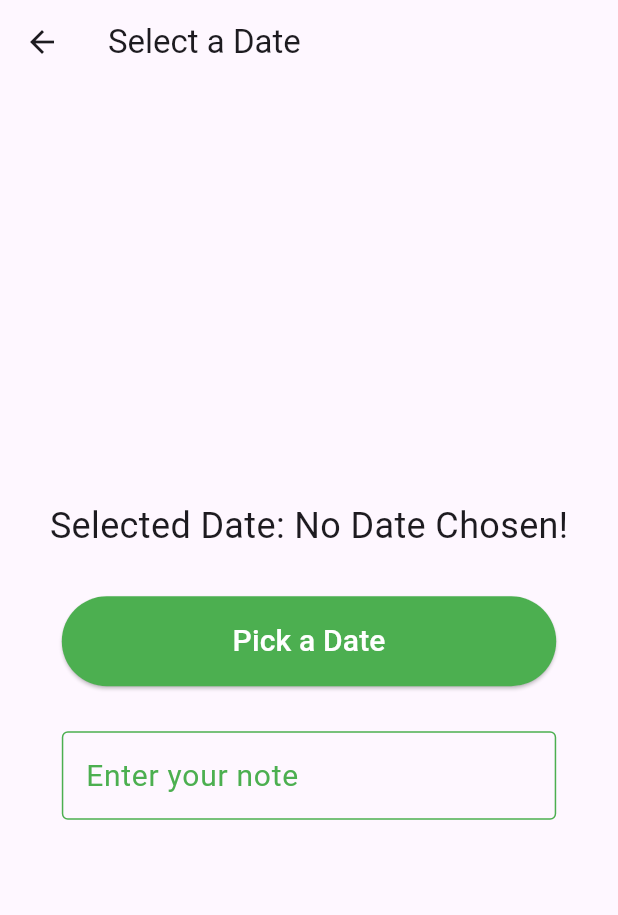
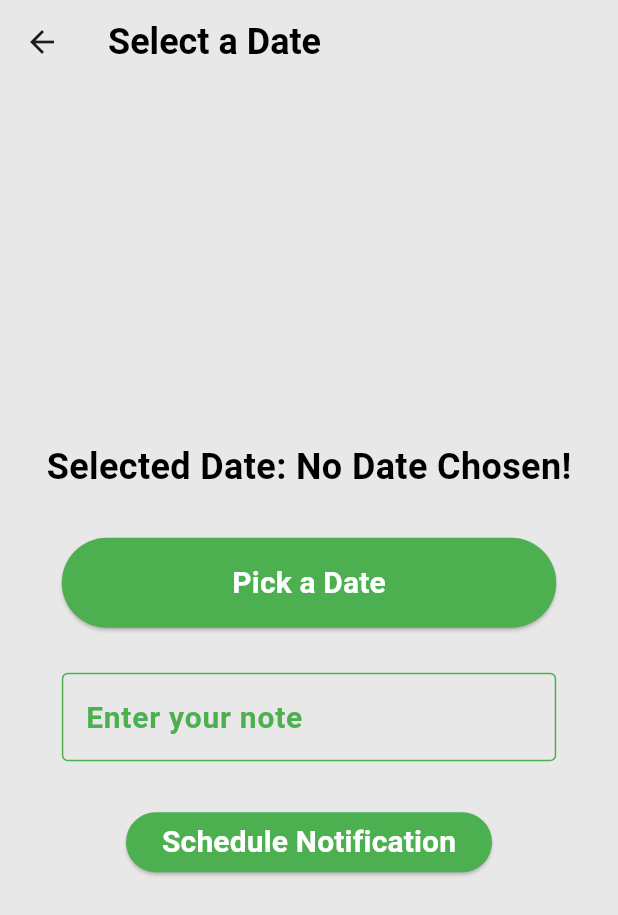
Before and after one commit to rayansb1/Pomonote, a Flutter app: the screen it shows after launch, after a tap on "Notifications", on a phone screen of 412 x 824 dp. Shown: the top 915 px of the screen. Run offline on Flutter 3.47's test engine with Material 3 defaults, Android fonts, the phone set to English and light mode, and no system bars; our stand-ins replace flutter_local_notifications, permission_handler, timezone.

Commit message:
App is ready but we need to verify it 💻

```diff
--- a/lib/pages/notification_page.dart
+++ b/lib/pages/notification_page.dart
@@ -1,4 +1,8 @@
 import 'package:flutter/material.dart';
+import 'package:flutter_local_notifications/flutter_local_notifications.dart';
+import 'package:permission_handler/permission_handler.dart';
+import 'package:timezone/data/latest.dart' as tz;
+import 'package:timezone/timezone.dart' as tz;
 
 class NotificationPage extends StatefulWidget {
   const NotificationPage({super.key});
@@ -10,6 +14,41 @@ class NotificationPage extends StatefulWidget {
 class _NotificationPageState extends State<NotificationPage> {
   DateTime? selectedDate;
   final _noteController = TextEditingController();
+  FlutterLocalNotificationsPlugin flutterLocalNotificationsPlugin =
+      FlutterLocalNotificationsPlugin();
+  int _notificationIdCounter = 0; // Counter for unique notification IDs
+
+  @override
+  void initState() {
+    super.initState();
+    _initializeNotifications();
+    tz.initializeTimeZones(); // Initialize time zones
+  }
+
+  Future<void> _initializeNotifications() async {
+    // Request permissions for notifications
+    await _requestPermissions();
+
+    const AndroidInitializationSettings initializationSettingsAndroid =
+        AndroidInitializationSettings('@mipmap/ic_launcher');
+
+    const DarwinInitializationSettings initializationSettingsIOS =
+        DarwinInitializationSettings();
+
+    const InitializationSettings initializationSettings =
+        InitializationSettings(
+      android: initializationSettingsAndroid,
+      iOS: initializationSettingsIOS,
+    );
+
+    await flutterLocalNotificationsPlugin.initialize(
+      initializationSettings,
+    );
+  }
+
+  Future<void> _requestPermissions() async {
+    await Permission.notification.request();
+  }
 
   Future<void> _selectDate(BuildContext context) async {
     final DateTime? picked = await showDatePicker(
@@ -42,6 +81,49 @@ class _NotificationPageState extends State<NotificationPage> {
     }
   }
 
+  Future<void> _scheduleNotification() async {
+    if (selectedDate == null || _noteController.text.isEmpty) {
+      // If date or note is not provided, show an error message
+      ScaffoldMessenger.of(context).showSnackBar(
+        const SnackBar(content: Text('Please select a date and enter a note')),
+      );
+      return;
+    }
+
+    // Convert selected date to a TZDateTime for scheduling
+    final tzDateTime = tz.TZDateTime.from(
+      selectedDate!,
+      tz.local,
+    );
+
+    // Schedule the notification with a unique ID
+    await flutterLocalNotificationsPlugin.zonedSchedule(
+      _notificationIdCounter++, // Increment the ID for each notification
+      'Reminder', // Title
+      _noteController.text, // Note text
+      tzDateTime, // Schedule for the selected date
+      const NotificationDetails(
+        android: AndroidNotificationDetails(
+          'your_channel_id',
+          'your_channel_name',
+          channelDescription: 'your_channel_description',
+          importance: Importance.high,
+          priority: Priority.high,
+        ),
+        iOS: DarwinNotificationDetails(),
+      ),
+      androidAllowWhileIdle: true,
+      uiLocalNotificationDateInterpretation:
+          UILocalNotificationDateInterpretation.absoluteTime,
+      matchDateTimeComponents: DateTimeComponents.dateAndTime,
+    );
+
+    // Show a confirmation message
+    ScaffoldMessenger.of(context).showSnackBar(
+      const SnackBar(content: Text('Notification Scheduled')),
+    );
+  }
+
   @override
   Widget build(BuildContext context) {
     String dateText;
@@ -55,8 +137,17 @@ class _NotificationPageState extends State<NotificationPage> {
     final screenWidth = MediaQuery.of(context).size.width;
 
     return Scaffold(
+      backgroundColor: const Color.fromARGB(255, 232, 232, 232),
       appBar: AppBar(
-        title: const Text('Select a Date'),
+        title: const Text(
+          'Select a Date',
+          style: TextStyle(
+            color: Color.fromARGB(255, 0, 0, 0),
+            fontSize: 24,
+            fontWeight: FontWeight.bold,
+          ),
+        ),
+        backgroundColor: const Color.fromARGB(255, 232, 232, 232),
       ),
       body: Center(
         child: Padding(
@@ -67,7 +158,11 @@ class _NotificationPageState extends State<NotificationPage> {
             children: [
               Text(
                 'Selected Date: $dateText',
-                style: const TextStyle(fontSize: 24),
+                style: const TextStyle(
+                  color: Color.fromARGB(255, 0, 0, 0),
+                  fontSize: 24,
+                  fontWeight: FontWeight.bold,
+                ),
               ),
               const SizedBox(height: 30),
               SizedBox(
@@ -82,6 +177,7 @@ class _NotificationPageState extends State<NotificationPage> {
                     'Pick a Date',
                     style: TextStyle(
                       color: Colors.white,
+                      fontWeight: FontWeight.bold,
                       fontSize: 20,
                     ),
                   ),
@@ -101,6 +197,7 @@ class _NotificationPageState extends State<NotificationPage> {
                     labelStyle: TextStyle(
                       color: Colors.green,
                       fontSize: 20,
+                      fontWeight: FontWeight.bold,
                     ),
                     border: OutlineInputBorder(),
                     enabledBorder: OutlineInputBorder(
@@ -116,6 +213,21 @@ class _NotificationPageState extends State<NotificationPage> {
                   ),
                 ),
               ),
+              const SizedBox(height: 30),
+              ElevatedButton(
+                onPressed: _scheduleNotification,
+                style: ElevatedButton.styleFrom(
+                  backgroundColor: Colors.green,
+                ),
+                child: const Text(
+                  'Schedule Notification',
+                  style: TextStyle(
+                    color: Colors.white,
+                    fontWeight: FontWeight.bold,
+                    fontSize: 20,
+                  ),
+                ),
+              ),
             ],
           ),
         ),
--- a/pubspec.yaml
+++ b/pubspec.yaml
@@ -30,7 +30,8 @@ environment:
 dependencies:
   flutter:
     sdk: flutter
-  flutter_local_notifications: ^14.0.0
+  flutter_local_notifications: ^13.0.0
+  timezone: ^0.8.0
   cupertino_icons: ^1.0.8
 
 
```
Also changed, not shown: pubspec.lock, 2 other files.
